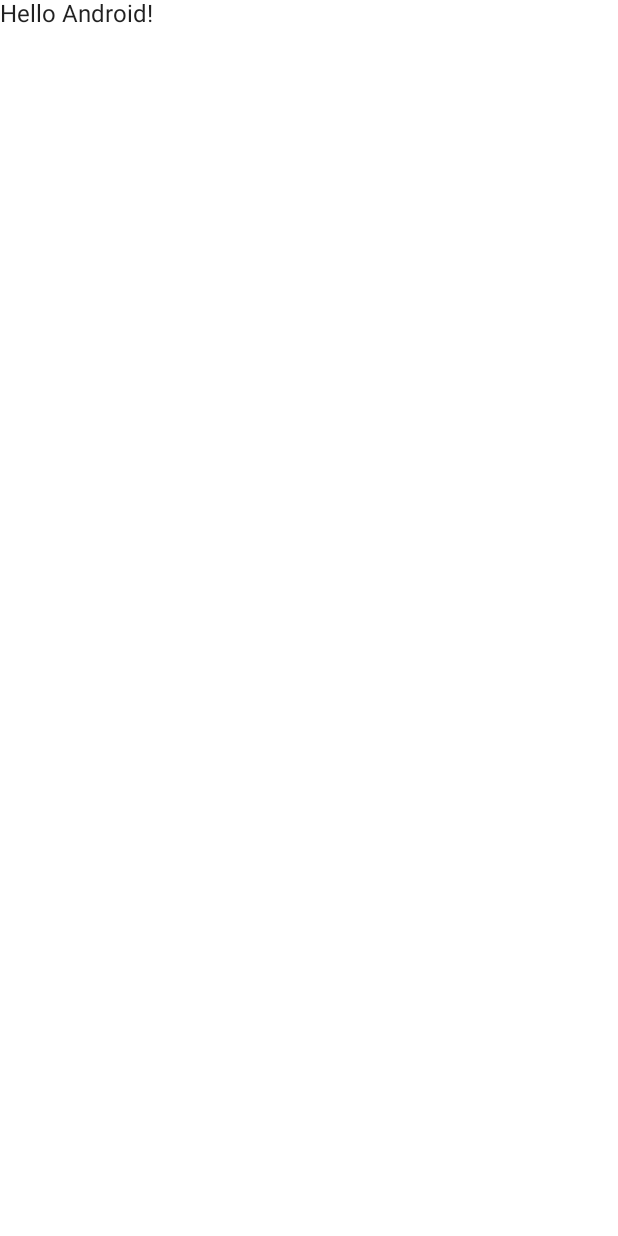
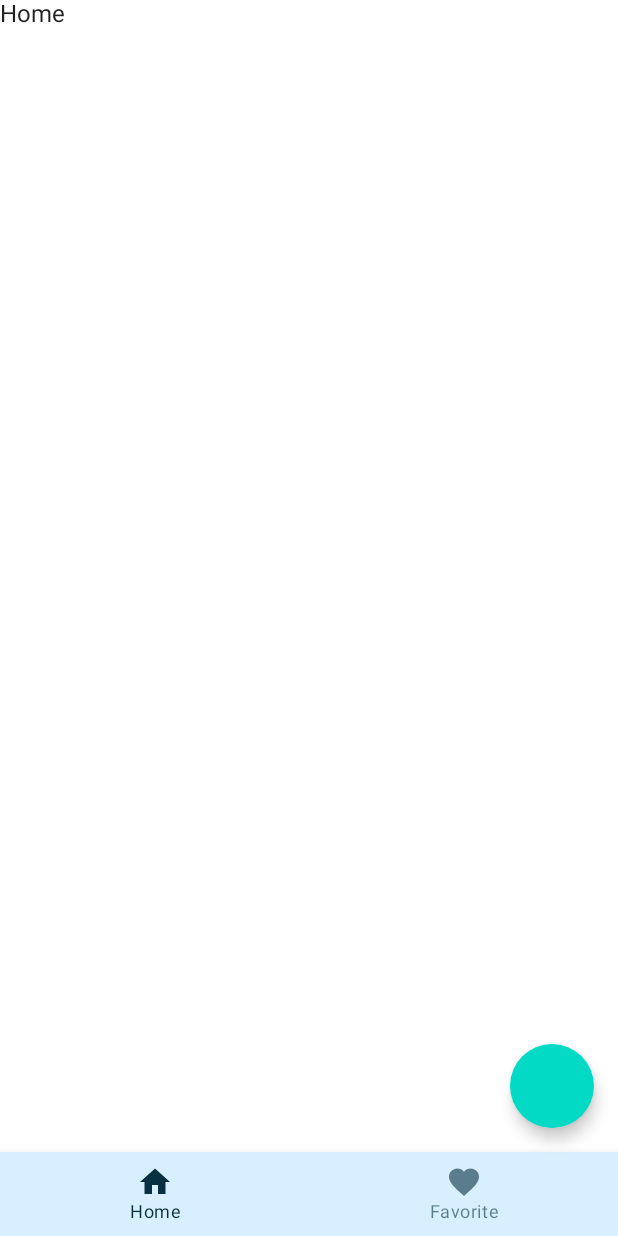
Before and after one commit to toharifqi/JetpackCompose-SportAgain, an Android app built with Jetpack Compose: the screen it shows after launch (MainActivity), on a phone screen of 412 x 824 dp. Before the commit the screen is almost empty. Run offline under Robolectric (Android 15) with nearby library versions, the phone set to English and light mode, and no system bars.

Commit message:
Add bottom navigation

```diff
--- a/app/build.gradle
+++ b/app/build.gradle
@@ -48,6 +48,8 @@
 
 dependencies {
 
+    implementation "androidx.navigation:navigation-compose:2.5.2"
+
     implementation 'androidx.core:core-ktx:1.7.0'
     implementation 'androidx.lifecycle:lifecycle-runtime-ktx:2.3.1'
     implementation 'androidx.activity:activity-compose:1.3.1'
--- a/app/src/main/java/com/toharifqi/sportagain/MainActivity.kt
+++ b/app/src/main/java/com/toharifqi/sportagain/MainActivity.kt
@@ -22,22 +22,9 @@
                     modifier = Modifier.fillMaxSize(),
                     color = MaterialTheme.colors.background
                 ) {
-                    Greeting("Android")
+                    SportAgainApp()
                 }
             }
         }
     }
 }
-
-@Composable
-fun Greeting(name: String) {
-    Text(text = "Hello $name!")
-}
-
-@Preview(showBackground = true)
-@Composable
-fun DefaultPreview() {
-    SportAgainTheme {
-        Greeting("Android")
-    }
-}
--- /dev/null
+++ b/app/src/main/java/com/toharifqi/sportagain/SportAgainApp.kt
@@ -0,0 +1,145 @@
+package com.toharifqi.sportagain
+
+import androidx.compose.foundation.layout.padding
+import androidx.compose.material.BottomNavigation
+import androidx.compose.material.BottomNavigationItem
+import androidx.compose.material.FloatingActionButton
+import androidx.compose.material.Icon
+import androidx.compose.material.Scaffold
+import androidx.compose.material.Text
+import androidx.compose.material.icons.Icons
+import androidx.compose.material.icons.filled.Favorite
+import androidx.compose.material.icons.filled.Home
+import androidx.compose.runtime.Composable
+import androidx.compose.runtime.getValue
+import androidx.compose.ui.Modifier
+import androidx.compose.ui.res.stringResource
+import androidx.compose.ui.tooling.preview.Preview
+import androidx.navigation.NavGraph.Companion.findStartDestination
+import androidx.navigation.NavHostController
+import androidx.navigation.compose.NavHost
+import androidx.navigation.compose.composable
+import androidx.navigation.compose.currentBackStackEntryAsState
+import androidx.navigation.compose.rememberNavController
+import com.toharifqi.sportagain.ui.navigation.NavigationItem
+import com.toharifqi.sportagain.ui.navigation.Screen
+import com.toharifqi.sportagain.ui.screen.about.AboutScreen
+import com.toharifqi.sportagain.ui.screen.detail.DetailScreen
+import com.toharifqi.sportagain.ui.screen.favorite.FavoriteScreen
+import com.toharifqi.sportagain.ui.screen.home.HomeScreen
+import com.toharifqi.sportagain.ui.theme.SportAgainTheme
+
+@Composable
+fun SportAgainApp(
+    modifier: Modifier = Modifier,
+    navController: NavHostController = rememberNavController(),
+) {
+    val navBackStackEntry by navController.currentBackStackEntryAsState()
+    val currentRoute = navBackStackEntry?.destination?.route
+    val isInMainScreen = currentRoute == Screen.Home.route || currentRoute == Screen.Favorite.route
+
+    Scaffold(
+        bottomBar = {
+            if (isInMainScreen) {
+                BottomBar(navController)
+            }
+        },
+        floatingActionButton = {
+            if (isInMainScreen) {
+                FloatingButton(
+                    onClick = {
+                        navController.popBackStack()
+                        navController.navigate(Screen.About.route) {
+                            popUpTo(navController.graph.findStartDestination().id) {
+                                saveState = true
+                            }
+                            launchSingleTop = true
+                            restoreState = true
+                        }
+                    })
+            }
+        },
+        modifier = modifier
+    ) { innerPadding ->
+        NavHost(
+            navController = navController,
+            startDestination = Screen.Home.route,
+            modifier = modifier.padding(innerPadding)
+        ) {
+            composable(Screen.Home.route) {
+                HomeScreen()
+            }
+            composable(Screen.Favorite.route) {
+                FavoriteScreen()
+            }
+            composable(Screen.SportDetail.route) {
+                DetailScreen()
+            }
+            composable(Screen.About.route) {
+                AboutScreen()
+            }
+        }
+
+    }
+}
+
+@Composable
+fun FloatingButton(
+    modifier: Modifier = Modifier,
+    onClick: () -> Unit
+) {
+    FloatingActionButton(
+        onClick = onClick
+    ) {
+
+    }
+}
+
+@Composable
+fun BottomBar(
+    navController: NavHostController,
+    modifier: Modifier = Modifier
+) {
+    val navBackStackEntry by navController.currentBackStackEntryAsState()
+    val currentRoute = navBackStackEntry?.destination?.route
+    val navigationItems = listOf(
+        NavigationItem(
+            title = stringResource(R.string.menu_home),
+            icon = Icons.Default.Home,
+            screen = Screen.Home
+        ),
+        NavigationItem(
+            title = stringResource(R.string.menu_favorite),
+            icon = Icons.Default.Favorite,
+            screen = Screen.Favorite
+        )
+    )
+    BottomNavigation {
+        navigationItems.map { item ->
+            BottomNavigationItem(
+                icon = {
+                    Icon(imageVector = item.icon, contentDescription = item.title)
+                },
+                label = { Text(item.title) },
+                selected = currentRoute == item.screen.route,
+                onClick = {
+                    navController.navigate(item.screen.route) {
+                        popUpTo(navController.graph.findStartDestination().id) {
+                            saveState = true
+                        }
+                        restoreState = true
+                        launchSingleTop = true
+                    }
+                }
+            )
+        }
+    }
+}
+
+@Preview(showBackground = true)
+@Composable
+fun SportAgainAppPreview() {
+    SportAgainTheme {
+        SportAgainApp()
+    }
+}
--- /dev/null
+++ b/app/src/main/java/com/toharifqi/sportagain/ui/navigation/NavigationItem.kt
@@ -0,0 +1,9 @@
+package com.toharifqi.sportagain.ui.navigation
+
+import androidx.compose.ui.graphics.vector.ImageVector
+
+data class NavigationItem(
+    val title: String,
+    val icon: ImageVector,
+    val screen: Screen
+)
--- /dev/null
+++ b/app/src/main/java/com/toharifqi/sportagain/ui/navigation/Screen.kt
@@ -0,0 +1,10 @@
+package com.toharifqi.sportagain.ui.navigation
+
+sealed class Screen(val route: String) {
+    object Home : Screen("home")
+    object Favorite : Screen("favorite")
+    object About : Screen("about")
+    object SportDetail : Screen("home/{sportId}") {
+        fun createRoute(sportId: Long) = "home/$sportId"
+    }
+}
--- /dev/null
+++ b/app/src/main/java/com/toharifqi/sportagain/ui/screen/home/HomeScreen.kt
@@ -0,0 +1,19 @@
+package com.toharifqi.sportagain.ui.screen.home
+
+import androidx.compose.material.Text
+import androidx.compose.runtime.Composable
+import androidx.compose.ui.Modifier
+
+@Composable
+fun HomeScreen(
+    modifier: Modifier = Modifier,
+) {
+    HomeContent(modifier)
+}
+
+@Composable
+fun HomeContent(
+    modifier: Modifier = Modifier,
+) {
+    Text(text = "Home")
+}
--- a/app/src/main/java/com/toharifqi/sportagain/ui/theme/Color.kt
+++ b/app/src/main/java/com/toharifqi/sportagain/ui/theme/Color.kt
@@ -2,7 +2,8 @@
 
 import androidx.compose.ui.graphics.Color
 
-val Purple200 = Color(0xFFBB86FC)
-val Purple500 = Color(0xFF6200EE)
 val Purple700 = Color(0xFF3700B3)
 val Teal200 = Color(0xFF03DAC5)
+val LightBlue = Color(0xFFD7EFFE)
+val Navy = Color(0xFF073042)
+val Chartreuse = Color(0xFFEFF7CF)
--- a/app/src/main/java/com/toharifqi/sportagain/ui/theme/Theme.kt
+++ b/app/src/main/java/com/toharifqi/sportagain/ui/theme/Theme.kt
@@ -7,15 +7,17 @@
 import androidx.compose.runtime.Composable
 
 private val DarkColorPalette = darkColors(
-    primary = Purple200,
+    primary = Navy,
     primaryVariant = Purple700,
-    secondary = Teal200
+    secondary = Teal200,
+    onPrimary = Chartreuse
 )
 
 private val LightColorPalette = lightColors(
-    primary = Purple500,
+    primary = LightBlue,
     primaryVariant = Purple700,
-    secondary = Teal200
+    secondary = Teal200,
+    onPrimary = Navy,
 
     /* Other default colors to override
     background = Color.White,
--- a/app/src/main/res/values/strings.xml
+++ b/app/src/main/res/values/strings.xml
@@ -1,3 +1,5 @@
 <resources>
     <string name="app_name">Sport Again</string>
+    <string name="menu_home">Home</string>
+    <string name="menu_favorite">Favorite</string>
 </resources>
```
Also changed, not shown: app/src/main/java/com/toharifqi/sportagain/ui/common/UiState.kt (added, +10 -0 lines), app/src/main/java/com/toharifqi/sportagain/ui/screen/about/AboutScreen.kt (added, +19 -0 lines), app/src/main/java/com/toharifqi/sportagain/ui/screen/detail/DetailScreen.kt (added, +19 -0 lines), app/src/main/java/com/toharifqi/sportagain/ui/screen/favorite/FavoriteScreen.kt (added, +19 -0 lines).
